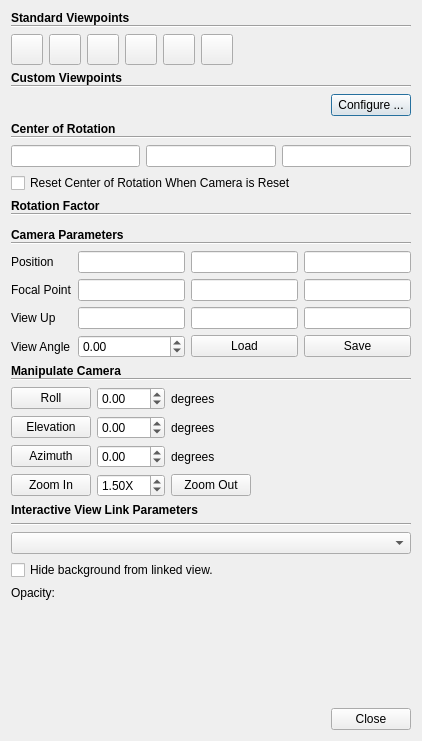
The window that Qt/Components/Resources/UI/pqCameraDialog.ui (Kitware/ParaView) describes before a commit, drawn with Qt 5.
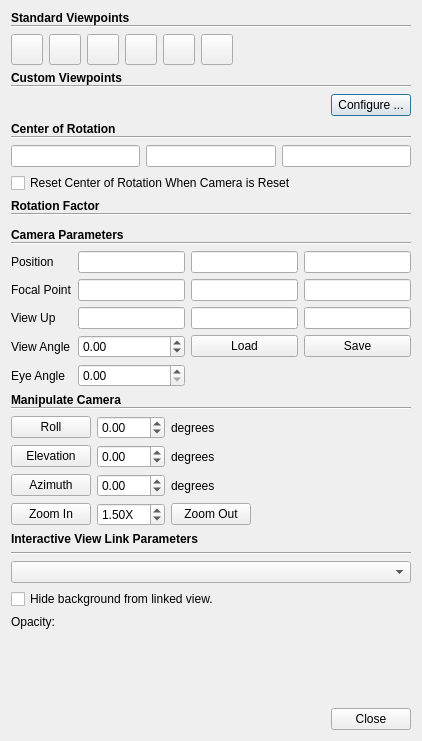
The same window after the commit. Icons and pictures are not drawn. Custom widgets are drawn as their Qt base class.

Commit message:
expose camera eye angle in pqCameraDialog
pqCameraDialog now lets users specify the camera eye angle which
controlls the "parallax" in stereo rendering modes.

Addresses #14912.

What changed in the file:
```diff
--- a/Qt/Components/Resources/UI/pqCameraDialog.ui
+++ b/Qt/Components/Resources/UI/pqCameraDialog.ui
@@ -35,9 +35,9 @@
       <property name="geometry">
        <rect>
         <x>0</x>
-        <y>0</y>
-        <width>404</width>
-        <height>693</height>
+        <y>-11</y>
+        <width>390</width>
+        <height>704</height>
        </rect>
       </property>
       <layout class="QVBoxLayout" name="verticalLayout">
@@ -550,6 +550,20 @@
            </property>
           </widget>
          </item>
+         <item row="4" column="0">
+          <widget class="QLabel" name="label_8">
+           <property name="text">
+            <string>Eye Angle</string>
+           </property>
+          </widget>
+         </item>
+         <item row="4" column="1">
+          <widget class="QDoubleSpinBox" name="eyeAngle">
+           <property name="toolTip">
+            <string>The separation between eyes (in degrees). This is used when rendering in stereo mode.</string>
+           </property>
+          </widget>
+         </item>
         </layout>
        </item>
        <item>
```
The commit also changes 1 other file.
